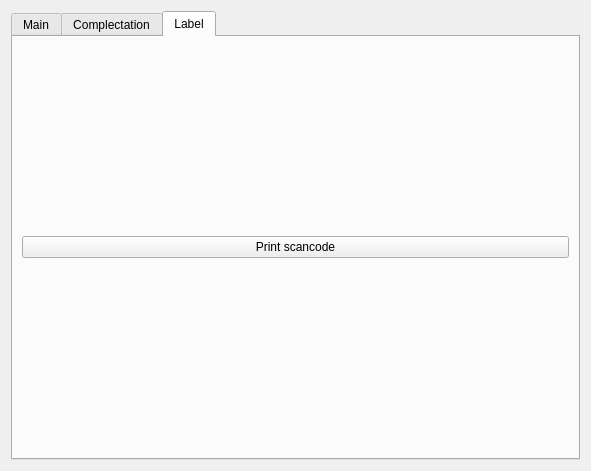
End1-1/Cafe5, file Editors/ce5goods.ui: the form before one commit.
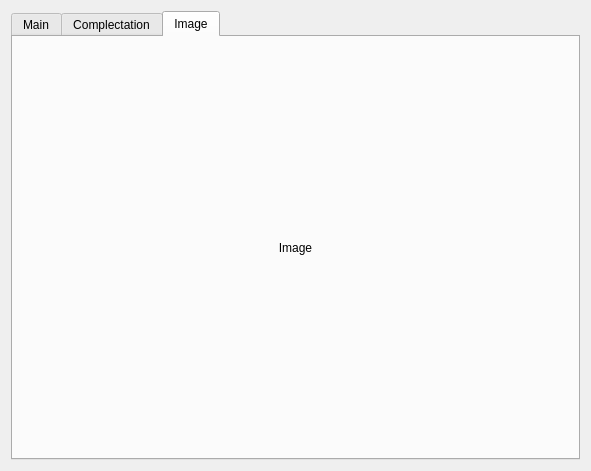
The form after the commit. The open tabs and pages were chosen to show the change. Icons and pictures are not drawn. Custom widgets are drawn as their Qt base class.

The edit to the form file:
```diff
--- a/Editors/ce5goods.ui
+++ b/Editors/ce5goods.ui
@@ -918,19 +918,30 @@
      </widget>
      <widget class="QWidget" name="tab_3">
       <attribute name="title">
-       <string>Label</string>
+       <string>Image</string>
       </attribute>
       <layout class="QHBoxLayout" name="horizontalLayout">
        <item>
-        <layout class="QVBoxLayout" name="vl">
-         <item>
-          <widget class="QPushButton" name="btnPrintScancode">
-           <property name="text">
-            <string>Print scancode</string>
-           </property>
-          </widget>
-         </item>
-        </layout>
+        <widget class="QLabel" name="lbImage">
+         <property name="maximumSize">
+          <size>
+           <width>16777215</width>
+           <height>16777215</height>
+          </size>
+         </property>
+         <property name="contextMenuPolicy">
+          <enum>Qt::CustomContextMenu</enum>
+         </property>
+         <property name="text">
+          <string>Image</string>
+         </property>
+         <property name="scaledContents">
+          <bool>false</bool>
+         </property>
+         <property name="alignment">
+          <set>Qt::AlignCenter</set>
+         </property>
+        </widget>
        </item>
       </layout>
      </widget>
@@ -944,16 +955,16 @@
    <extends>QLineEdit</extends>
    <header location="global">c5lineedit.h</header>
   </customwidget>
+  <customwidget>
+   <class>C5LineEditWithSelector</class>
+   <extends>QLineEdit</extends>
+   <header location="global">c5lineeditwithselector.h</header>
+  </customwidget>
   <customwidget>
    <class>C5TableWidget</class>
    <extends>QTableWidget</extends>
    <header location="global">c5tablewidget.h</header>
   </customwidget>
-  <customwidget>
-   <class>C5LineEditWithSelector</class>
-   <extends>QLineEdit</extends>
-   <header location="global">c5lineeditwithselector.h</header>
-  </customwidget>
   <customwidget>
    <class>C5CheckBox</class>
    <extends>QCheckBox</extends>
```
